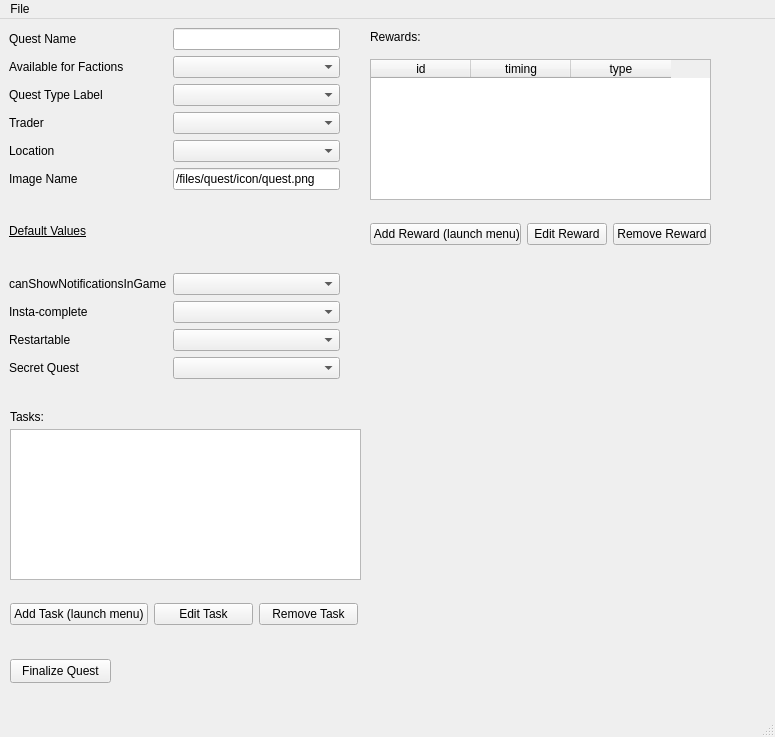
This is src/gui_Quests.ui in ThePi1/SPT-Trader-Builder as Qt 5 draws it before an edit. The edited form follows.
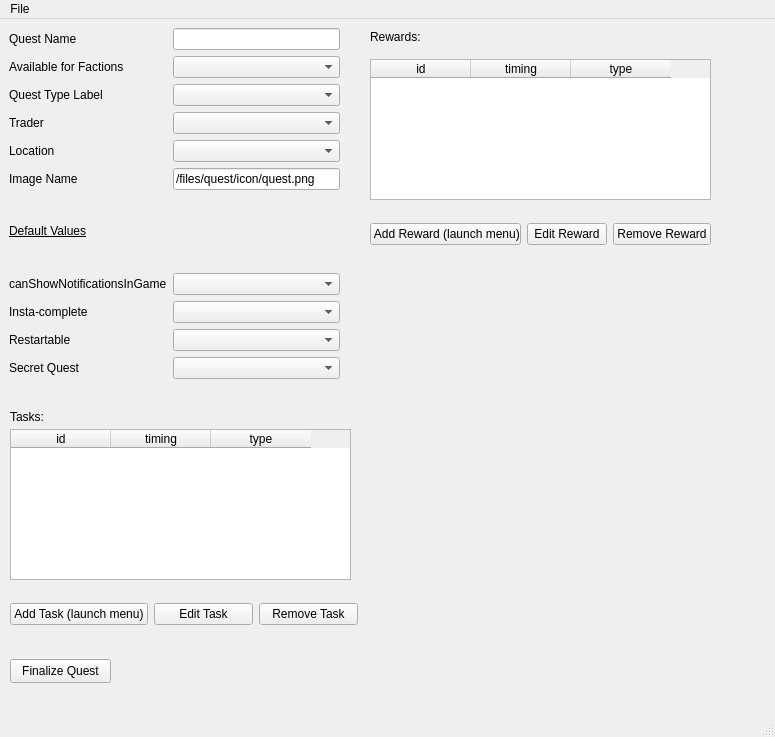
This is the edited form.

Commit message: Finalize for tasks

```diff
--- a/src/gui_Quests.ui
+++ b/src/gui_Quests.ui
@@ -173,16 +173,6 @@
      </item>
     </layout>
    </widget>
-   <widget class="QListWidget" name="list_tasks">
-    <property name="geometry">
-     <rect>
-      <x>10</x>
-      <y>410</y>
-      <width>351</width>
-      <height>151</height>
-     </rect>
-    </property>
-   </widget>
    <widget class="QWidget" name="gridLayoutWidget_4">
     <property name="geometry">
      <rect>
@@ -289,6 +279,34 @@
      </property>
     </column>
    </widget>
+   <widget class="QTableWidget" name="tb_cond">
+    <property name="geometry">
+     <rect>
+      <x>10</x>
+      <y>410</y>
+      <width>341</width>
+      <height>151</height>
+     </rect>
+    </property>
+    <property name="selectionBehavior">
+     <enum>QAbstractItemView::SelectRows</enum>
+    </property>
+    <column>
+     <property name="text">
+      <string>id</string>
+     </property>
+    </column>
+    <column>
+     <property name="text">
+      <string>timing</string>
+     </property>
+    </column>
+    <column>
+     <property name="text">
+      <string>type</string>
+     </property>
+    </column>
+   </widget>
   </widget>
   <widget class="QMenuBar" name="menubar">
    <property name="geometry">
```
The commit also changes 5 other files.
